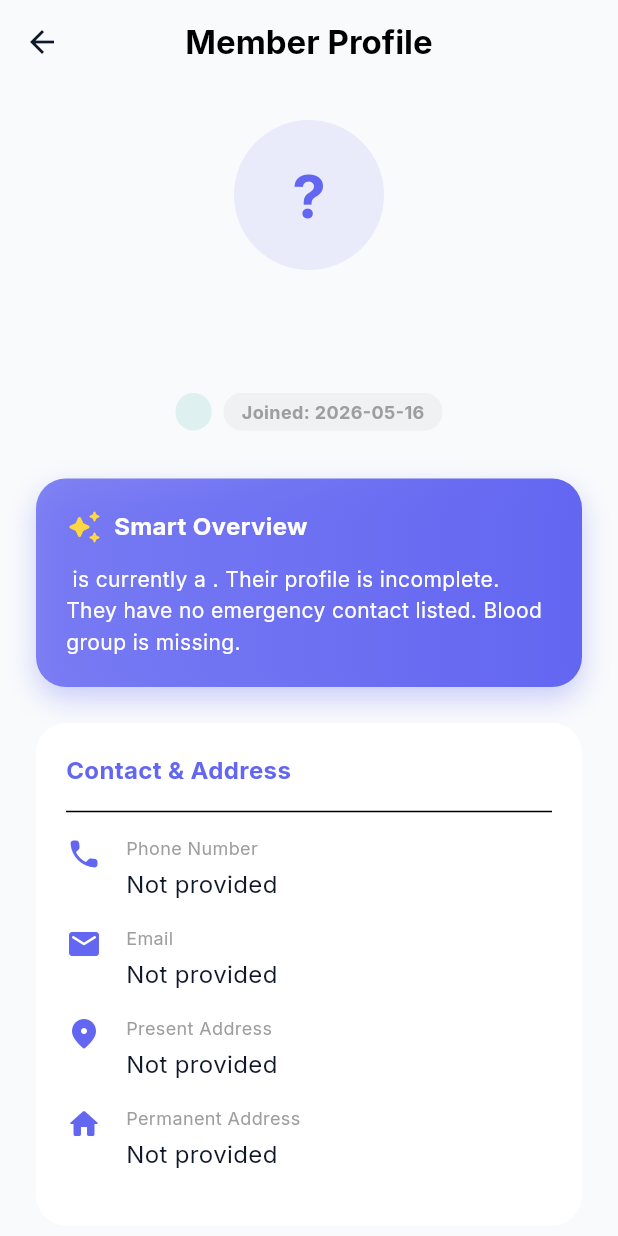
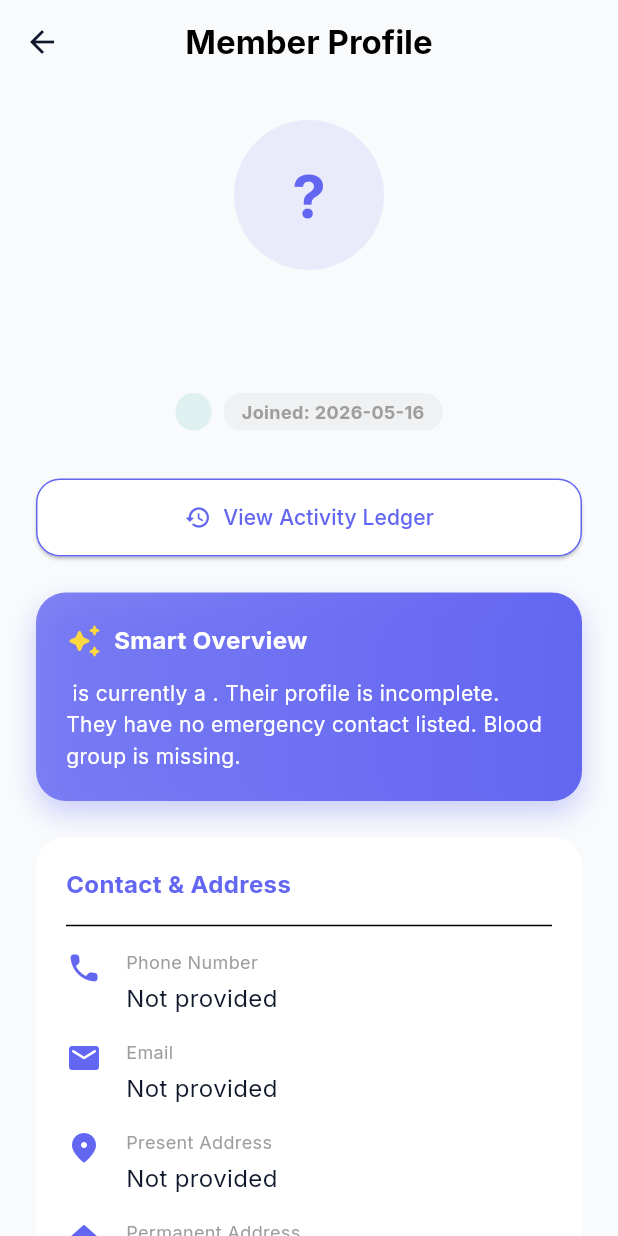
Before and after one commit to iadeshchandra/messiq, a Flutter app: the MemberDetailScreen screen opened directly with empty values, on a phone screen of 412 x 824 dp. Run offline on Flutter 3.47's test engine with Material 3 defaults, Android fonts, the phone set to English and light mode, and no system bars; our stand-ins replace cloud_firestore, firebase_auth, firebase_core, flutter_riverpod, google_fonts, pdf and 2 more; missing offline and left inert: mobile_scanner; accounts and stored records are empty.

Commit message:
Update member_detail_screen.dart

```diff
--- a/lib/features/members/views/member_detail_screen.dart
+++ b/lib/features/members/views/member_detail_screen.dart
@@ -2,6 +2,7 @@ import 'package:flutter/material.dart';
 import 'package:cloud_firestore/cloud_firestore.dart';
 import '../../../core/theme/app_theme.dart';
 import '../../auth/models/user_model.dart';
+import 'member_ledger_screen.dart'; // NEW IMPORT
 
 class MemberDetailScreen extends StatefulWidget {
   final UserModel member;
@@ -22,7 +23,6 @@ class MemberDetailScreen extends StatefulWidget {
 class _MemberDetailScreenState extends State<MemberDetailScreen> {
   bool _isLoading = false;
 
-  // Handles Kicking a Member
   void _kickMember(BuildContext context) async {
     final confirm = await showDialog<bool>(
       context: context,
@@ -55,7 +55,6 @@ class _MemberDetailScreenState extends State<MemberDetailScreen> {
     }
   }
 
-  // Handles Promoting/Demoting a Member
   void _changeRole(String currentRole) async {
     final newRole = currentRole == 'manager' ? 'member' : 'manager';
     final actionText = newRole == 'manager' ? 'Promote to Manager' : 'Demote to Member';
@@ -93,7 +92,6 @@ class _MemberDetailScreenState extends State<MemberDetailScreen> {
     }
   }
 
-  // NEW: The Manager Nudge Engine
   void _sendProfileReminder() async {
     setState(() => _isLoading = true);
     try {
@@ -101,7 +99,7 @@ class _MemberDetailScreenState extends State<MemberDetailScreen> {
       await notifRef.set({
         'title': '⚠️ Action Required: Update Profile',
         'body': 'Your Mess Manager has requested that you complete your profile. Your Phone Number and ICE (Emergency) details are strictly required for security and emergencies. Please tap "Profile" to update them immediately.',
-        'targetUid': widget.member.uid, // Sends ONLY to this specific user
+        'targetUid': widget.member.uid,
         'createdAt': Timestamp.now(),
         'readBy': [],
       });
@@ -176,11 +174,10 @@ class _MemberDetailScreenState extends State<MemberDetailScreen> {
 
           final currentRole = memberRoleData['role'] ?? 'member';
 
-          // Format the join date securely
           String joinedDateString = 'Unknown';
           if (memberRoleData['joinedAt'] != null) {
             DateTime joinedDate = (memberRoleData['joinedAt'] as Timestamp).toDate();
-            joinedDateString = joinedDate.toString().split(' ')[0]; // Gets YYYY-MM-DD
+            joinedDateString = joinedDate.toString().split(' ')[0];
           }
 
           bool isIncomplete = widget.member.icePhone == null || widget.member.icePhone!.isEmpty || widget.member.bloodGroup == null || widget.member.bloodGroup!.isEmpty;
@@ -217,6 +214,24 @@ class _MemberDetailScreenState extends State<MemberDetailScreen> {
                 ),
                 const SizedBox(height: 32),
 
+                // NEW: UNIVERSAL LEDGER BUTTON
+                SizedBox(
+                  width: double.infinity,
+                  child: ElevatedButton.icon(
+                    onPressed: () => Navigator.push(context, MaterialPageRoute(builder: (_) => MemberLedgerScreen(member: widget.member, messId: widget.messId))),
+                    icon: const Icon(Icons.history_rounded),
+                    label: const Text('View Activity Ledger'),
+                    style: ElevatedButton.styleFrom(
+                      backgroundColor: Colors.white,
+                      foregroundColor: AppTheme.primaryIndigo,
+                      side: const BorderSide(color: AppTheme.primaryIndigo),
+                      padding: const EdgeInsets.symmetric(vertical: 16),
+                      shape: RoundedRectangleBorder(borderRadius: BorderRadius.circular(16)),
+                    ),
+                  ),
+                ),
+                const SizedBox(height: 24),
+
                 Container(
                   padding: const EdgeInsets.all(20),
                   decoration: BoxDecoration(
@@ -243,7 +258,6 @@ class _MemberDetailScreenState extends State<MemberDetailScreen> {
                 ),
                 const SizedBox(height: 24),
 
-                // NEW: Manager Nudge Feature
                 if (widget.isManager && isIncomplete) ...[
                   Container(
                     width: double.infinity,
```
